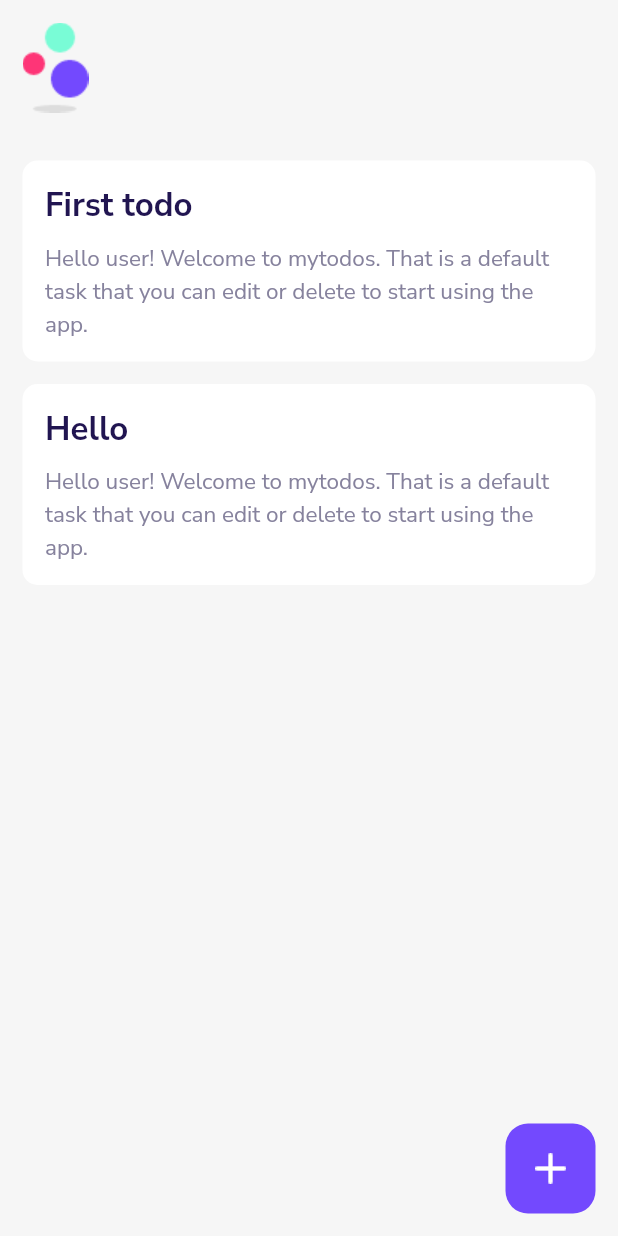
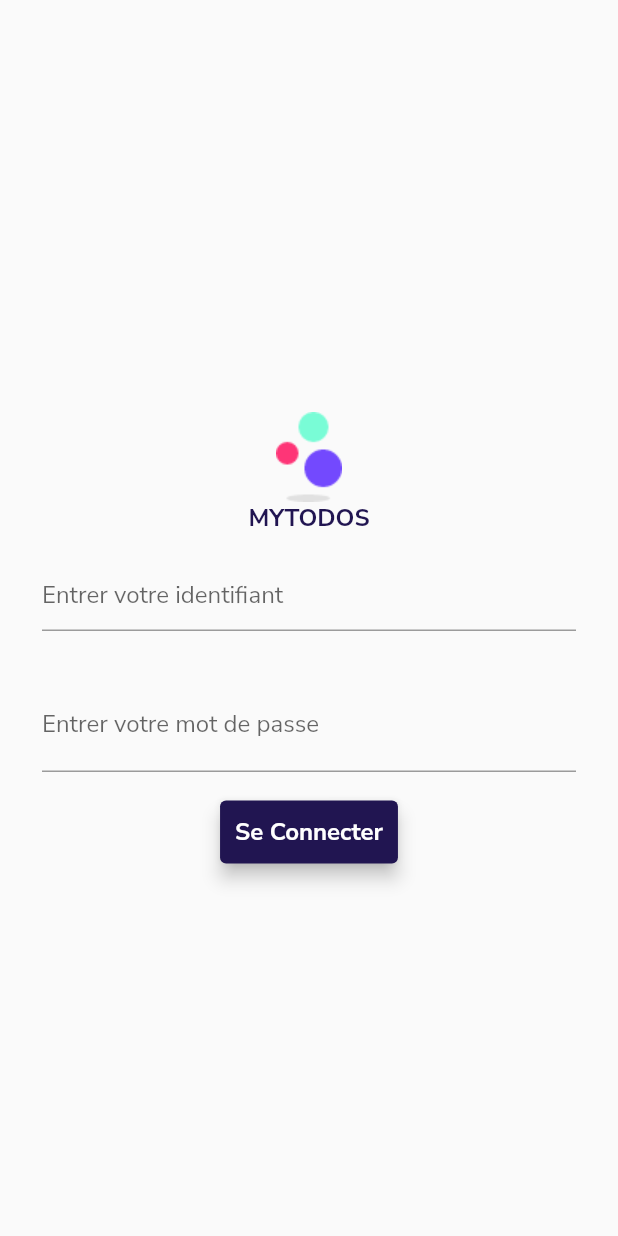
Before and after one commit to asiedu-kev/flutter_toapp, a Flutter app: the screen it shows after launch, on a phone screen of 412 x 824 dp. Run offline on Flutter 3.47's test engine with Material 2 defaults, Android fonts, the phone set to English and light mode, and no system bars; our stand-ins replace google_fonts.

Commit message:
add login page

```diff
--- a/lib/main.dart
+++ b/lib/main.dart
@@ -2,6 +2,7 @@ import 'package:google_fonts/google_fonts.dart';
 
 import 'package:flutter/material.dart';
 import 'package:mytodos/screens/homepage.dart';
+import 'package:mytodos/screens/loginpage.dart';
 
 void main() {
   runApp(MyApp());
@@ -17,7 +18,7 @@ class MyApp extends StatelessWidget {
           textTheme:
               GoogleFonts.nunitoSansTextTheme(Theme.of(context).textTheme)),
       home:
-          Homepage(), // This trailing comma makes auto-formatting nicer for build methods.
+          Loginpage(), // This trailing comma makes auto-formatting nicer for build methods.
     );
   }
 }
--- a/lib/screens/homepage.dart
+++ b/lib/screens/homepage.dart
@@ -1,4 +1,5 @@
 import 'package:flutter/material.dart';
+import 'package:mytodos/screens/taskpage.dart';
 import 'package:mytodos/screens/widgets.dart';
 
 class Homepage extends StatefulWidget {
@@ -18,7 +19,6 @@ class _HomepageState extends State<Homepage> {
       width: double.infinity,
       padding: EdgeInsets.symmetric(
         horizontal: 15,
-        vertical: 15,
       ),
       child: Stack(
         children: [
@@ -26,18 +26,28 @@ class _HomepageState extends State<Homepage> {
             crossAxisAlignment: CrossAxisAlignment.start,
             children: [
               Container(
-                margin: EdgeInsets.only(
-                  bottom: 32.0,
-                ),
+                margin: EdgeInsets.only(bottom: 32.0, top: 15),
                 child: Image(image: AssetImage('assets/images/logo.png')),
               ),
+              Expanded(
+                child: ListView(children: [
+                  TaskCardWidget(title: "First todo"),
+                  TaskCardWidget(title: "First todo"),
+                  TaskCardWidget(title: "Hello"),
                   TaskCardWidget(title: "First todo"),
                   TaskCardWidget(title: "Hello")
+                ]),
+              )
             ],
           ),
           Positioned(
-              bottom: 0.0,
+              bottom: 10.0,
               right: 0.0,
+              child: GestureDetector(
+                onTap: () {
+                  Navigator.push(context,
+                      MaterialPageRoute(builder: (context) => Taskpage()));
+                },
                 child: Container(
                     width: 60.0,
                     height: 60.0,
@@ -45,7 +55,8 @@ class _HomepageState extends State<Homepage> {
                         borderRadius: BorderRadius.circular(15),
                         color: Color(0xFF7349FE)),
                     child:
-                      Image(image: AssetImage('assets/images/add_icon.png'))))
+                        Image(image: AssetImage('assets/images/add_icon.png'))),
+              ))
         ],
       ),
     )));
--- /dev/null
+++ b/lib/screens/loginpage.dart
@@ -0,0 +1,72 @@
+import 'package:flutter/material.dart';
+import 'package:mytodos/screens/homepage.dart';
+
+class Loginpage extends StatefulWidget {
+  const Loginpage({Key? key}) : super(key: key);
+
+  @override
+  _LoginpageState createState() => _LoginpageState();
+}
+
+class _LoginpageState extends State<Loginpage> {
+  @override
+  Widget build(BuildContext context) {
+    var size = MediaQuery.of(context).size;
+    return Scaffold(
+        body: SafeArea(
+            child: Container(
+      padding: EdgeInsets.only(top: size.height / 3),
+      child: Column(children: [
+        Image(image: AssetImage('assets/images/logo.png')),
+        Text(
+          'MYTODOS',
+          style: TextStyle(
+              fontSize: 16,
+              fontWeight: FontWeight.bold,
+              color: Color(0xFF211551)),
+        ),
+        Expanded(
+            child: Column(
+          crossAxisAlignment: CrossAxisAlignment.start,
+          children: <Widget>[
+            Padding(
+              padding: EdgeInsets.symmetric(horizontal: 28, vertical: 16),
+              child: TextField(
+                decoration: InputDecoration(
+                  border: UnderlineInputBorder(),
+                  hintText: 'Entrer votre identifiant',
+                ),
+              ),
+            ),
+            Padding(
+              padding: EdgeInsets.symmetric(horizontal: 28, vertical: 16),
+              child: TextFormField(
+                decoration: InputDecoration(
+                  border: UnderlineInputBorder(),
+                  labelText: 'Entrer votre mot de passe',
+                ),
+              ),
+            ),
+            Center(
+              child: TextButton(
+                onPressed: () {
+                  Navigator.push(context,
+                      MaterialPageRoute(builder: (context) => Homepage()));
+                },
+                child: Text('Se Connecter',
+                    style:
+                        TextStyle(fontSize: 16, fontWeight: FontWeight.bold)),
+                style: TextButton.styleFrom(
+                    primary: Colors.white,
+                    backgroundColor: Color(0xFF211551),
+                    onSurface: Colors.grey,
+                    elevation: 5,
+                    padding: EdgeInsets.all(10)),
+              ),
+            )
+          ],
+        ))
+      ]),
+    )));
+  }
+}
```
Also changed, not shown: lib/screens/taskpage.dart (added, +50 -0 lines). Lines whose indentation alone changed are shown as unchanged.
